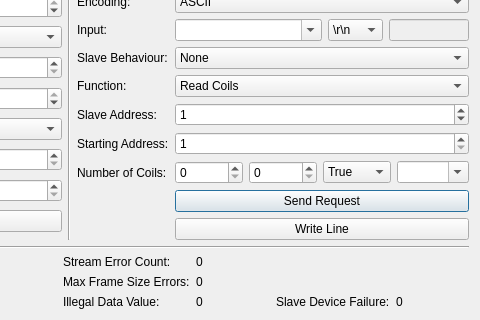
Qt form src/brickv/plugin_system/plugins/rs485/ui/rs485.ui (Tinkerforge/brickv) before a commit; both pictures show x 341 to 821 and y 585 to 905 of the 821 by 905 pixel window.
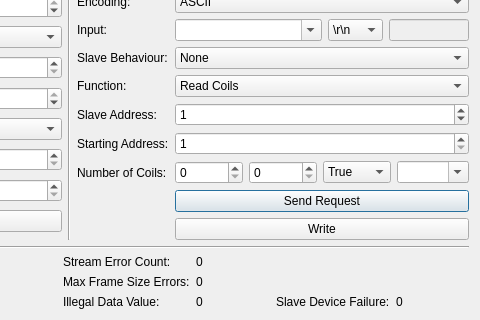
The same form after that commit. Custom widgets are drawn as their Qt base class.

Commit message: rs232-v2: Match RS485 UI, add hex input mode

```diff
--- a/src/brickv/plugin_system/plugins/rs485/ui/rs485.ui
+++ b/src/brickv/plugin_system/plugins/rs485/ui/rs485.ui
@@ -687,7 +687,7 @@
        <item row="9" column="1">
         <widget class="QPushButton" name="rs485_send_button">
          <property name="text">
-          <string>Write Line</string>
+          <string>Write</string>
          </property>
          <property name="default">
           <bool>false</bool>
```
Left out of the diff: 17 changed lines with no effect on the pictures. The commit also changes 3 other files.
